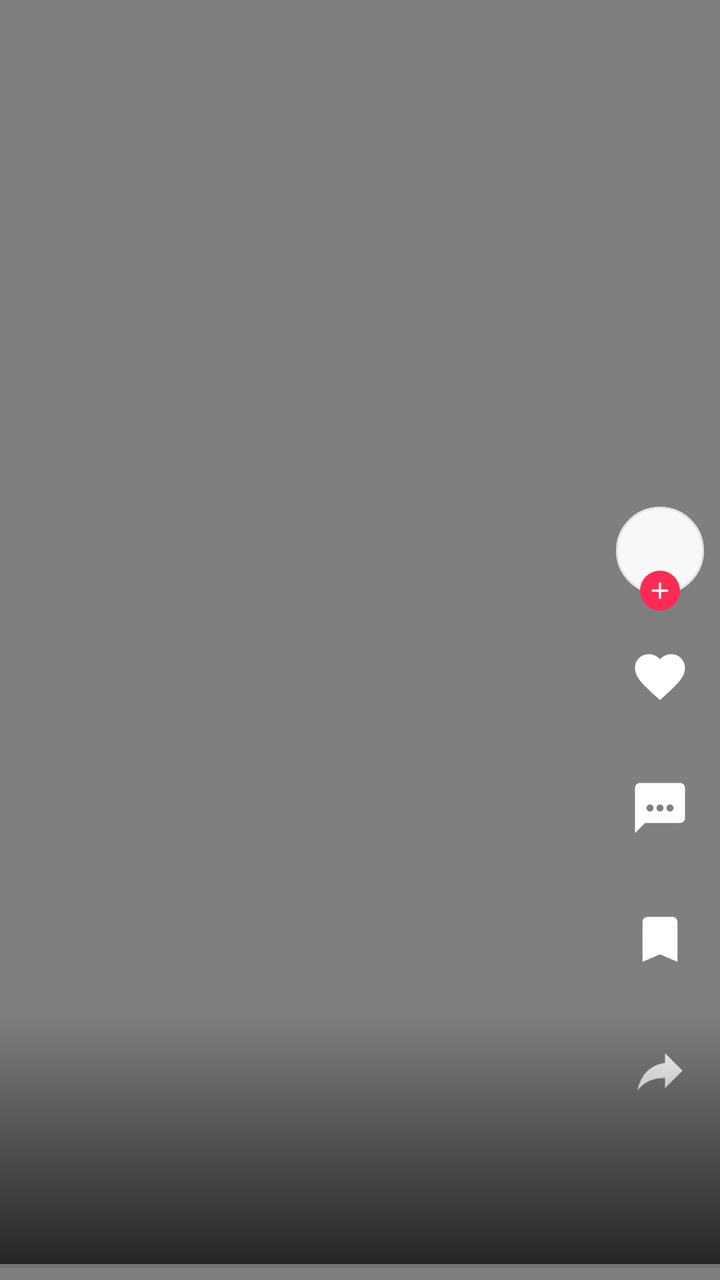
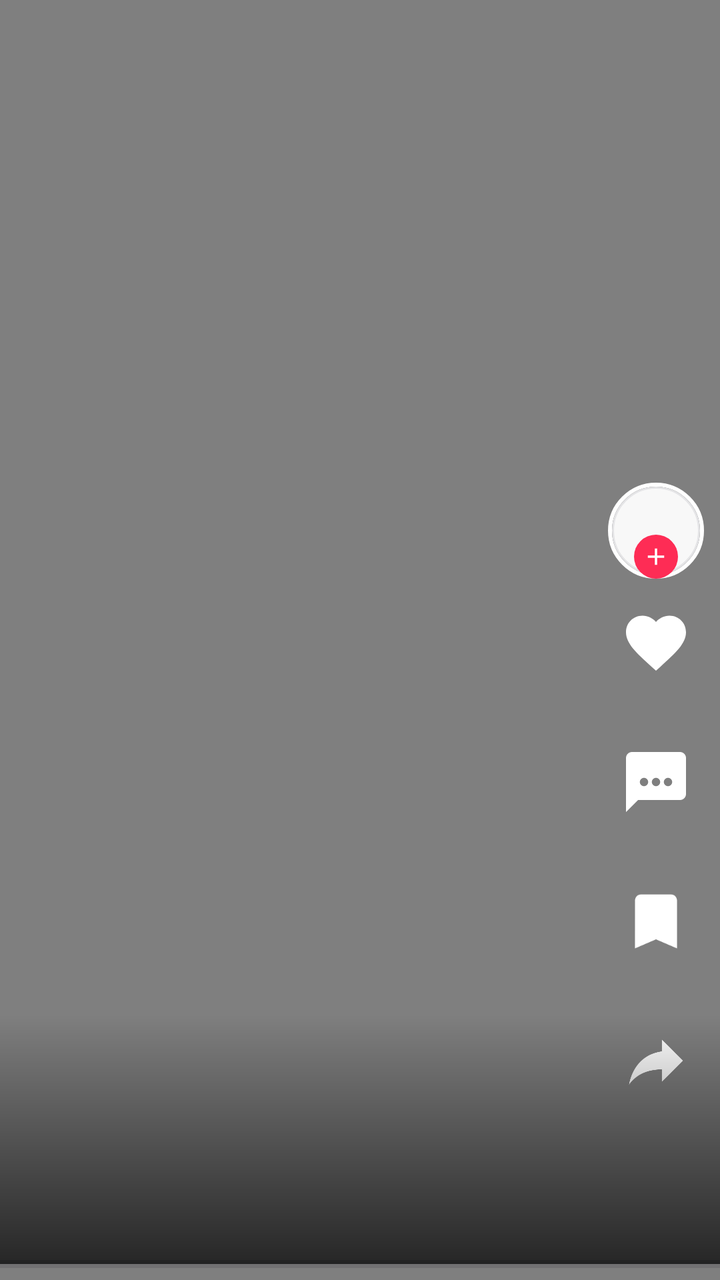

Screens rendered from an Android XML layout before and after an edit, with the pre-edit source and the edit as a unified diff.
<!-- AndroidManifest.xml: application theme Theme.TikTokGrab -->
<!-- res/layout/item_offline.xml -->
<?xml version="1.0" encoding="utf-8"?>
<FrameLayout xmlns:android="http://schemas.android.com/apk/res/android"
    android:id="@+id/offlinePage"
    android:layout_width="match_parent"
    android:layout_height="match_parent"
    android:background="@android:color/black">

    <VideoView
        android:id="@+id/localVideo"
        android:layout_width="match_parent"
        android:layout_height="match_parent"
        android:layout_gravity="center" />

    <TextView
        android:id="@+id/localPause"
        android:layout_width="64dp"
        android:layout_height="64dp"
        android:layout_gravity="center"
        android:background="@drawable/play_bg"
        android:gravity="center"
        android:text="▶"
        android:textColor="@color/on_video"
        android:textSize="22sp"
        android:visibility="gone" />

    <ProgressBar
        android:id="@+id/localBar"
        style="?android:attr/progressBarStyleHorizontal"
        android:layout_width="match_parent"
        android:layout_height="wrap_content"
        android:layout_gravity="bottom"
        android:max="100"
        android:progressTint="@color/on_video" />

    <LinearLayout
        android:id="@+id/rail"
        android:layout_width="wrap_content"
        android:layout_height="wrap_content"
        android:layout_gravity="bottom|end"
        android:layout_marginEnd="8dp"
        android:layout_marginBottom="72dp"
        android:gravity="center_horizontal"
        android:orientation="vertical">

        <FrameLayout
            android:layout_width="wrap_content"
            android:layout_height="wrap_content">

            <ImageView
                android:id="@+id/railAvatar"
                android:layout_width="44dp"
                android:layout_height="44dp"
                android:contentDescription="@null"
                android:src="@drawable/avatar_ring" />

            <ImageView
                android:id="@+id/railFollow"
                android:layout_width="20dp"
                android:layout_height="20dp"
                android:layout_gravity="bottom|center_horizontal"
                android:layout_marginTop="32dp"
                android:contentDescription="@null"
                android:src="@drawable/ic_add"
                android:background="@drawable/dot_accent"
                android:padding="3dp" />
        </FrameLayout>

        <ImageView
            android:id="@+id/railLike"
            android:layout_width="30dp"
            android:layout_height="30dp"
            android:layout_marginTop="18dp"
            android:contentDescription="@null"
            android:src="@drawable/ic_like" />

        <TextView
            android:id="@+id/railLikeCount"
            android:layout_width="wrap_content"
            android:layout_height="wrap_content"
            android:layout_marginTop="2dp"
            android:shadowColor="#80000000"
            android:shadowRadius="4"
            android:textColor="@color/on_video"
            android:textSize="12sp" />

        <ImageView
            android:id="@+id/railComment"
            android:layout_width="30dp"
            android:layout_height="30dp"
            android:layout_marginTop="18dp"
            android:contentDescription="@null"
            android:src="@drawable/ic_comment" />

        <TextView
            android:id="@+id/railCommentCount"
            android:layout_width="wrap_content"
            android:layout_height="wrap_content"
            android:layout_marginTop="2dp"
            android:shadowColor="#80000000"
            android:shadowRadius="4"
            android:textColor="@color/on_video"
            android:textSize="12sp" />

        <ImageView
            android:id="@+id/railMark"
            android:layout_width="30dp"
            android:layout_height="30dp"
            android:layout_marginTop="18dp"
            android:contentDescription="@null"
            android:src="@drawable/ic_bookmark" />

        <TextView
            android:id="@+id/railMarkCount"
            android:layout_width="wrap_content"
            android:layout_height="wrap_content"
            android:layout_marginTop="2dp"
            android:shadowColor="#80000000"
            android:shadowRadius="4"
            android:textColor="@color/on_video"
            android:textSize="12sp" />

        <ImageView
            android:id="@+id/railShare"
            android:layout_width="30dp"
            android:layout_height="30dp"
            android:layout_marginTop="18dp"
            android:contentDescription="@null"
            android:src="@drawable/ic_share" />

        <TextView
            android:id="@+id/railShareCount"
            android:layout_width="wrap_content"
            android:layout_height="wrap_content"
            android:layout_marginTop="2dp"
            android:shadowColor="#80000000"
            android:shadowRadius="4"
            android:textColor="@color/on_video"
            android:textSize="12sp" />
    </LinearLayout>

    <LinearLayout
        android:layout_width="match_parent"
        android:layout_height="wrap_content"
        android:layout_gravity="bottom"
        android:layout_marginBottom="8dp"
        android:background="@drawable/bottom_scrim"
        android:orientation="vertical"
        android:paddingStart="14dp"
        android:paddingTop="26dp"
        android:paddingEnd="76dp"
        android:paddingBottom="16dp">

        <TextView
            android:id="@+id/localAuthor"
            android:layout_width="wrap_content"
            android:layout_height="wrap_content"
            android:shadowColor="#80000000"
            android:shadowRadius="4"
            android:textColor="@color/on_video"
            android:textSize="15sp"
            android:textStyle="bold" />

        <TextView
            android:id="@+id/localCaption"
            android:layout_width="match_parent"
            android:layout_height="wrap_content"
            android:layout_marginTop="4dp"
            android:ellipsize="end"
            android:maxLines="2"
            android:shadowColor="#80000000"
            android:shadowRadius="4"
            android:textColor="@color/on_video"
            android:textSize="13sp" />

        <TextView
            android:id="@+id/localMore"
            android:layout_width="wrap_content"
            android:layout_height="wrap_content"
            android:layout_marginTop="2dp"
            android:paddingTop="2dp"
            android:paddingBottom="2dp"
            android:text="@string/see_more"
            android:textColor="@color/on_video"
            android:textSize="13sp"
            android:textStyle="bold"
            android:visibility="gone" />

        <TextView
            android:id="@+id/localSound"
            android:layout_width="match_parent"
            android:layout_height="wrap_content"
            android:layout_marginTop="6dp"
            android:ellipsize="marquee"
            android:shadowColor="#80000000"
            android:shadowRadius="4"
            android:singleLine="true"
            android:textColor="@color/on_video"
            android:textSize="13sp" />

        <TextView
            android:id="@+id/localMeta"
            android:layout_width="match_parent"
            android:layout_height="wrap_content"
            android:layout_marginTop="4dp"
            android:shadowColor="#80000000"
            android:shadowRadius="4"
            android:textColor="@color/on_video_muted"
            android:textSize="11sp" />
    </LinearLayout>

</FrameLayout>
<!-- resources referenced by this layout -->
<resources>
  <color name="on_video">#FFFFFF</color>
  <color name="on_video_muted">#AEB0BD</color>
  <!-- drawable avatar_ring (drawable) -->
  <?xml version="1.0" encoding="utf-8"?>
  <shape xmlns:android="http://schemas.android.com/apk/res/android" android:shape="oval">
      <solid android:color="@color/card" />
      <stroke android:width="1dp" android:color="@color/stroke" />
  </shape>
  <!-- drawable bottom_scrim (drawable) -->
  <?xml version="1.0" encoding="utf-8"?>
  <shape xmlns:android="http://schemas.android.com/apk/res/android" android:shape="rectangle">
      <gradient
          android:angle="90"
          android:endColor="#00000000"
          android:startColor="#B3000000"
          android:type="linear" />
  </shape>
  <!-- drawable dot_accent (drawable) -->
  <?xml version="1.0" encoding="utf-8"?>
  <shape xmlns:android="http://schemas.android.com/apk/res/android" android:shape="oval">
      <solid android:color="@color/accent" />
  </shape>
  <!-- drawable ic_add (drawable) -->
  <?xml version="1.0" encoding="utf-8"?>
  <vector xmlns:android="http://schemas.android.com/apk/res/android"
      android:width="24dp"
      android:height="24dp"
      android:viewportWidth="24"
      android:viewportHeight="24"
      android:tint="@color/on_video">
      <path
          android:fillColor="#FFFFFFFF"
          android:pathData="M19,13h-6v6h-2v-6H5v-2h6V5h2v6h6v2z" />
  </vector>
  <!-- drawable ic_bookmark (drawable) -->
  <?xml version="1.0" encoding="utf-8"?>
  <vector xmlns:android="http://schemas.android.com/apk/res/android"
      android:width="24dp"
      android:height="24dp"
      android:viewportWidth="24"
      android:viewportHeight="24"
      android:tint="@color/on_video">
      <path
          android:fillColor="#FFFFFFFF"
          android:pathData="M17,3H7c-1.1,0 -1.99,0.9 -1.99,2L5,21l7,-3 7,3V5c0,-1.1 -0.9,-2 -2,-2z" />
  </vector>
  <!-- drawable ic_share (drawable) -->
  <?xml version="1.0" encoding="utf-8"?>
  <vector xmlns:android="http://schemas.android.com/apk/res/android"
      android:width="24dp"
      android:height="24dp"
      android:viewportWidth="24"
      android:viewportHeight="24"
      android:tint="@color/on_video">
      <path
          android:fillColor="#FFFFFFFF"
          android:fillType="nonZero"
          android:pathData="M14,9V5l7,7 -7,7v-4.1c-5,0.1 -8.5,1.7 -11,5.1 1,-5 4,-10.1 11,-11.1z" />
  </vector>
  <!-- drawable play_bg (drawable) -->
  <?xml version="1.0" encoding="utf-8"?>
  <shape xmlns:android="http://schemas.android.com/apk/res/android" android:shape="oval">
      <solid android:color="#A8000000" />
      <stroke android:width="1dp" android:color="#B3FFFFFF" />
  </shape>
  <string name="see_more">See more</string>
  <color name="card">#F8F8F8</color>
  <color name="stroke">#E4E4E6</color>
  <color name="accent">#FE2C55</color>
  <color name="on_accent">#FFFFFF</color>
  <color name="cyan">#00A89B</color>
  <color name="text">#161823</color>
  <color name="bg">#FFFFFF</color>
  <style name="Widget.Grab.Text" parent="android:Widget.TextView">
          <item name="android:fontFamily">serif</item>
      </style>
  <style name="Widget.Grab.Button" parent="Widget.Material3.Button">
          <item name="android:fontFamily">serif</item>
          <item name="android:textAllCaps">false</item>
          <item name="cornerRadius">12dp</item>
      </style>
  <style name="Widget.Grab.Button.Outlined" parent="Widget.Material3.Button.OutlinedButton">
          <item name="android:fontFamily">serif</item>
          <item name="android:textAllCaps">false</item>
          <item name="cornerRadius">12dp</item>
      </style>
  <!-- unchanged entries left out for length: 3 -->
</resources>

<!-- the commit's change to res/layout/item_offline.xml (unified diff, before → after) -->
@@ -48,28 +48,29 @@
 
             <ImageView
                 android:id="@+id/railAvatar"
-                android:layout_width="44dp"
-                android:layout_height="44dp"
+                android:layout_width="48dp"
+                android:layout_height="48dp"
+                android:background="@drawable/rail_avatar_ring"
                 android:contentDescription="@null"
+                android:padding="2dp"
                 android:src="@drawable/avatar_ring" />
 
             <ImageView
                 android:id="@+id/railFollow"
-                android:layout_width="20dp"
-                android:layout_height="20dp"
+                android:layout_width="22dp"
+                android:layout_height="22dp"
                 android:layout_gravity="bottom|center_horizontal"
-                android:layout_marginTop="32dp"
+                android:background="@drawable/dot_accent"
                 android:contentDescription="@null"
-                android:src="@drawable/ic_add"
-                android:background="@drawable/dot_accent"
-                android:padding="3dp" />
+                android:padding="4dp"
+                android:src="@drawable/ic_add" />
         </FrameLayout>
 
         <ImageView
             android:id="@+id/railLike"
-            android:layout_width="30dp"
-            android:layout_height="30dp"
-            android:layout_marginTop="18dp"
+            android:layout_width="36dp"
+            android:layout_height="36dp"
+            android:layout_marginTop="14dp"
             android:contentDescription="@null"
             android:src="@drawable/ic_like" />
 
@@ -81,13 +82,14 @@
             android:shadowColor="#80000000"
             android:shadowRadius="4"
             android:textColor="@color/on_video"
-            android:textSize="12sp" />
+            android:textSize="13sp"
+            android:textStyle="bold" />
 
         <ImageView
             android:id="@+id/railComment"
-            android:layout_width="30dp"
-            android:layout_height="30dp"
-            android:layout_marginTop="18dp"
+            android:layout_width="36dp"
+            android:layout_height="36dp"
+            android:layout_marginTop="14dp"
             android:contentDescription="@null"
             android:src="@drawable/ic_comment" />
 
@@ -99,13 +101,14 @@
             android:shadowColor="#80000000"
             android:shadowRadius="4"
             android:textColor="@color/on_video"
-            android:textSize="12sp" />
+            android:textSize="13sp"
+            android:textStyle="bold" />
 
         <ImageView
             android:id="@+id/railMark"
-            android:layout_width="30dp"
-            android:layout_height="30dp"
-            android:layout_marginTop="18dp"
+            android:layout_width="36dp"
+            android:layout_height="36dp"
+            android:layout_marginTop="14dp"
             android:contentDescription="@null"
             android:src="@drawable/ic_bookmark" />
 
@@ -117,13 +120,14 @@
             android:shadowColor="#80000000"
             android:shadowRadius="4"
             android:textColor="@color/on_video"
-            android:textSize="12sp" />
+            android:textSize="13sp"
+            android:textStyle="bold" />
 
         <ImageView
             android:id="@+id/railShare"
-            android:layout_width="30dp"
-            android:layout_height="30dp"
-            android:layout_marginTop="18dp"
+            android:layout_width="36dp"
+            android:layout_height="36dp"
+            android:layout_marginTop="14dp"
             android:contentDescription="@null"
             android:src="@drawable/ic_share" />
 
@@ -135,7 +139,8 @@
             android:shadowColor="#80000000"
             android:shadowRadius="4"
             android:textColor="@color/on_video"
-            android:textSize="12sp" />
+            android:textSize="13sp"
+            android:textStyle="bold" />
     </LinearLayout>
 
     <LinearLayout
<!-- resource entries referenced after the edit -->
@@ -65,6 +65,15 @@
       <solid android:color="#A8000000" />
       <stroke android:width="1dp" android:color="#B3FFFFFF" />
   </shape>
+  <!-- drawable rail_avatar_ring (drawable) -->
+  <?xml version="1.0" encoding="utf-8"?>
+  <shape xmlns:android="http://schemas.android.com/apk/res/android"
+      android:shape="oval">
+      <solid android:color="#33000000" />
+      <stroke
+          android:width="2dp"
+          android:color="#FFFFFFFF" />
+  </shape>
   <string name="see_more">See more</string>
   <color name="card">#F8F8F8</color>
   <color name="stroke">#E4E4E6</color>
